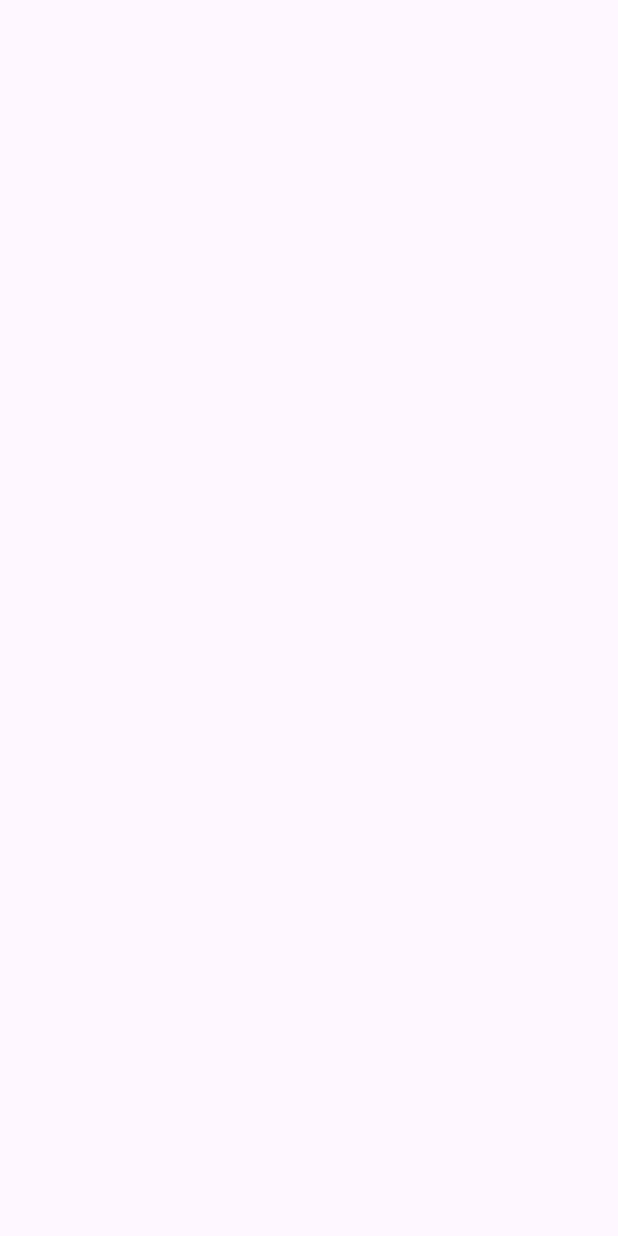
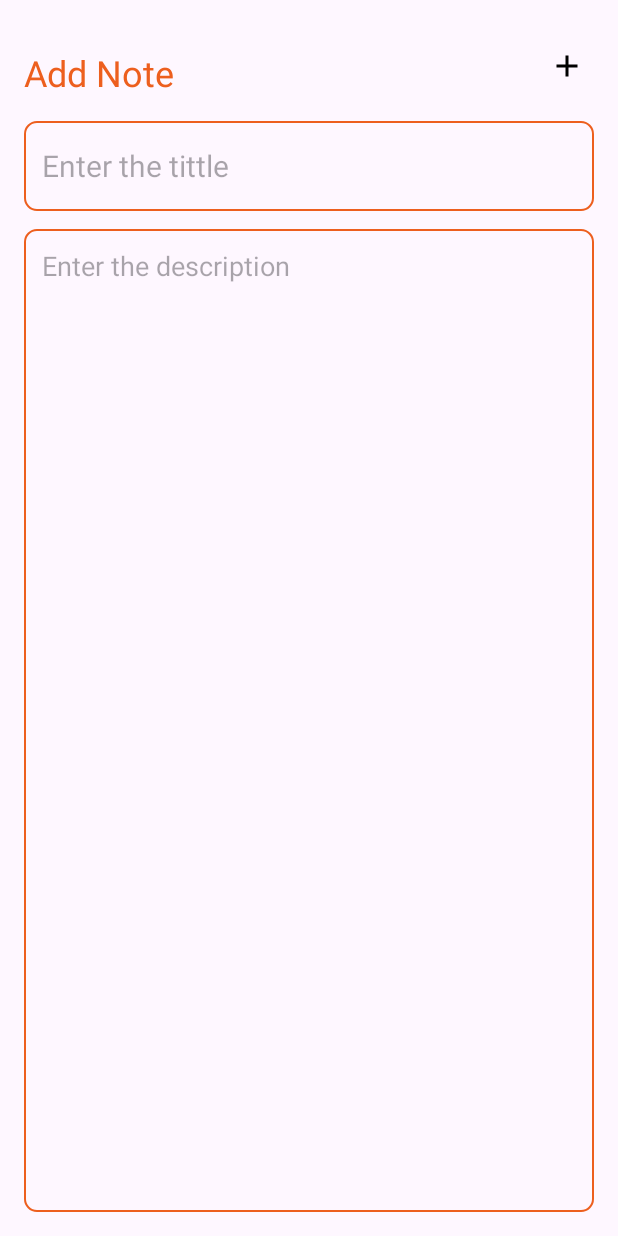
Before and after one commit to hasindu-k/Note-app, an Android app: the AddNoteActivity screen opened directly, with no data from a screen before it, on a phone screen of 412 x 824 dp. Before the commit the screen is empty. Run offline under Robolectric (Android 15) with nearby library versions, the phone set to English and light mode, and no system bars.

Commit message:
commit 2

```diff
--- a/app/src/main/java/com/example/noteapp/AddNoteActivity.kt
+++ b/app/src/main/java/com/example/noteapp/AddNoteActivity.kt
@@ -2,10 +2,31 @@ package com.example.noteapp
 
 import androidx.appcompat.app.AppCompatActivity
 import android.os.Bundle
+import android.widget.Toast
+import com.example.noteapp.databinding.ActivityAddNoteBinding
 
 class AddNoteActivity : AppCompatActivity() {
+
+    private lateinit var binding: ActivityAddNoteBinding
+    private lateinit var db: NotesDatabaseHelper
+
     override fun onCreate(savedInstanceState: Bundle?) {
         super.onCreate(savedInstanceState)
-        setContentView(R.layout.activity_add_note)
-    }
+        binding = ActivityAddNoteBinding.inflate(layoutInflater)
+        setContentView(binding.root)
+
+        db = NotesDatabaseHelper(this)
+
+        binding.saveButton.setOnClickListener{
+            val title = binding.titleEditText.text.toString()
+            val content = binding.contentEditText.text.toString()
+            val note = Note(0,title,content)
+            db.insertNote(note)
+            finish()
+            Toast.makeText(this, "Note Saved" , Toast.LENGTH_SHORT).show()
+
+
+            }
+
+        }
 }
--- /dev/null
+++ b/app/src/main/java/com/example/noteapp/Note.kt
@@ -0,0 +1,3 @@
+package com.example.noteapp
+
+data class Note(val id: Int, val title: String, val content: String)
--- /dev/null
+++ b/app/src/main/res/drawable/baseline_adjust_24.xml
@@ -0,0 +1,5 @@
+<vector android:height="24dp" android:tint="#000000"
+    android:viewportHeight="24" android:viewportWidth="24"
+    android:width="24dp" xmlns:android="http://schemas.android.com/apk/res/android">
+    <path android:fillColor="@android:color/white" android:pathData="M12,2C6.49,2 2,6.49 2,12s4.49,10 10,10 10,-4.49 10,-10S17.51,2 12,2zM12,20c-4.41,0 -8,-3.59 -8,-8s3.59,-8 8,-8 8,3.59 8,8 -3.59,8 -8,8zM15,12c0,1.66 -1.34,3 -3,3s-3,-1.34 -3,-3 1.34,-3 3,-3 3,1.34 3,3z"/>
+</vector>
--- /dev/null
+++ b/app/src/main/res/drawable/baseline_align_horizontal_center_24.xml
@@ -0,0 +1,5 @@
+<vector android:height="24dp" android:tint="#000000"
+    android:viewportHeight="24" android:viewportWidth="24"
+    android:width="24dp" xmlns:android="http://schemas.android.com/apk/res/android">
+    <path android:fillColor="@android:color/white" android:pathData="M11,2l2,0l0,5l8,0l0,3l-8,0l0,4l5,0l0,3l-5,0l0,5l-2,0l0,-5l-5,0l0,-3l5,0l0,-4l-8,0l0,-3l8,0z"/>
+</vector>
--- a/app/src/main/res/layout/activity_add_note.xml
+++ b/app/src/main/res/layout/activity_add_note.xml
@@ -1,9 +1,54 @@
 <?xml version="1.0" encoding="utf-8"?>
-<androidx.constraintlayout.widget.ConstraintLayout xmlns:android="http://schemas.android.com/apk/res/android"
-    xmlns:app="http://schemas.android.com/apk/res-auto"
+<RelativeLayout
+    xmlns:android="http://schemas.android.com/apk/res/android"
     xmlns:tools="http://schemas.android.com/tools"
     android:layout_width="match_parent"
     android:layout_height="match_parent"
+    android:orientation="vertical"
+    android:padding="16dp"
     tools:context=".AddNoteActivity">
 
-</androidx.constraintlayout.widget.ConstraintLayout>
+    <TextView
+        android:id="@+id/addNoteHeading"
+        android:layout_width="wrap_content"
+        android:layout_height="wrap_content"
+        android:layout_alignParentTop="true"
+        android:layout_marginTop="16dp"
+        android:text="Add Note"
+        android:textColor="@color/orange"
+        android:textSize="24sp" />
+
+    <ImageView
+        android:id="@+id/saveButton"
+        android:layout_width="wrap_content"
+        android:layout_height="wrap_content"
+        android:src="@drawable/baseline_add_24"
+        android:layout_alignParentEnd="true"
+        android:layout_alignTop="@+id/addNoteHeading"
+        android:layout_marginEnd="6dp" />
+
+    <EditText
+        android:id="@+id/titleEditText"
+        android:layout_width="match_parent"
+        android:layout_height="60dp"
+        android:hint="Enter the tittle"
+        android:padding="12dp"
+        android:textSize="20sp"
+        android:layout_below="@id/addNoteHeading"
+        android:background="@drawable/orange_border"
+        android:layout_marginTop="16dp"
+        android:maxLines="1"/>
+
+    <EditText
+        android:id="@+id/contentEditText"
+        android:layout_width="match_parent"
+        android:layout_height="match_parent"
+        android:hint="Enter the description"
+        android:gravity="top"
+        android:padding="12dp"
+        android:textSize="18sp"
+        android:layout_below="@id/titleEditText"
+        android:background="@drawable/orange_border"
+        android:layout_marginTop="12dp" />
+
+</RelativeLayout>
```
Also changed, not shown: app/src/main/java/com/example/noteapp/MainActivity.kt (+12 -1 lines), app/src/main/java/com/example/noteapp/NotesDatabaseHelper.kt (added, +94 -0 lines), app/src/main/res/layout/activity_main.xml (+40 -7 lines), app/src/main/res/layout/note_item.xml (added, +63 -0 lines).
